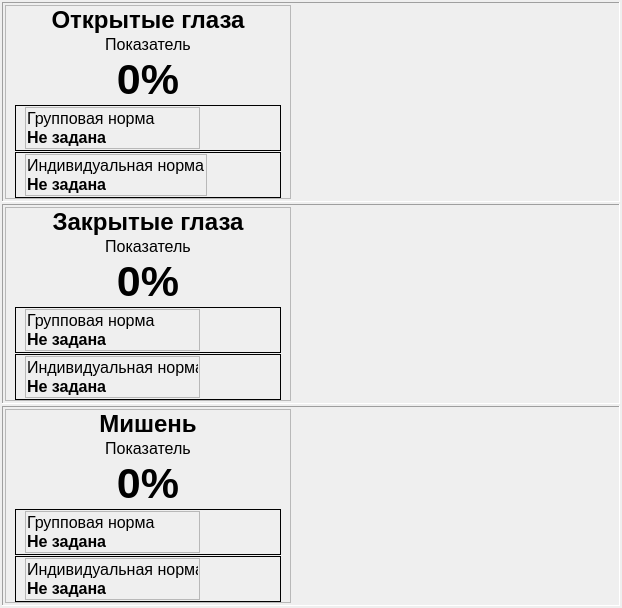
First picture: the form in metodics/stabtest/visualizators/dopuskwidget.ui, repository grigp/a-analyser, before the edit.
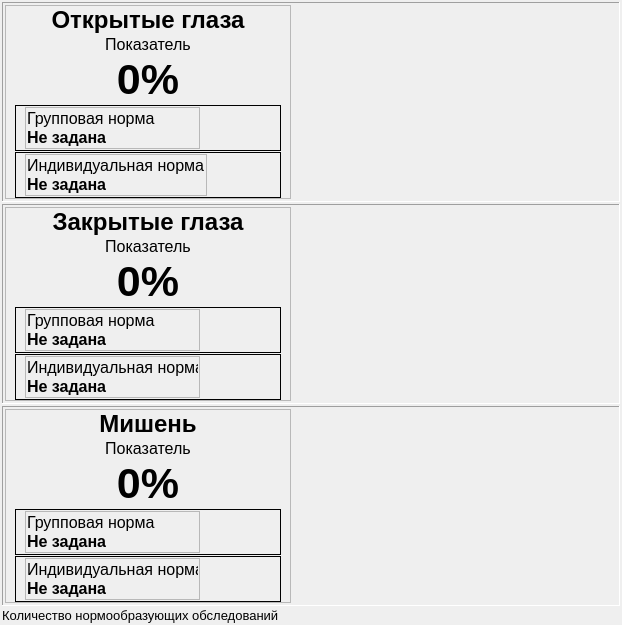
Second picture: the form after the edit. Custom widgets are drawn as their Qt base class.

Commit message: Удаление норм при уменьшении кол-ва нормообразующих обследований

The edit to the form file:
```diff
--- a/metodics/stabtest/visualizators/dopuskwidget.ui
+++ b/metodics/stabtest/visualizators/dopuskwidget.ui
@@ -7,7 +7,7 @@
     <x>0</x>
     <y>0</y>
     <width>622</width>
-    <height>546</height>
+    <height>623</height>
    </rect>
   </property>
   <property name="windowTitle">
@@ -1249,6 +1249,18 @@
      </layout>
     </widget>
    </item>
+   <item>
+    <widget class="QLabel" name="lblNormContainsCount">
+     <property name="font">
+      <font>
+       <pointsize>10</pointsize>
+      </font>
+     </property>
+     <property name="text">
+      <string>Количество нормообразующих обследований</string>
+     </property>
+    </widget>
+   </item>
   </layout>
  </widget>
  <customwidgets>
```
The commit also changes 12 other files.
